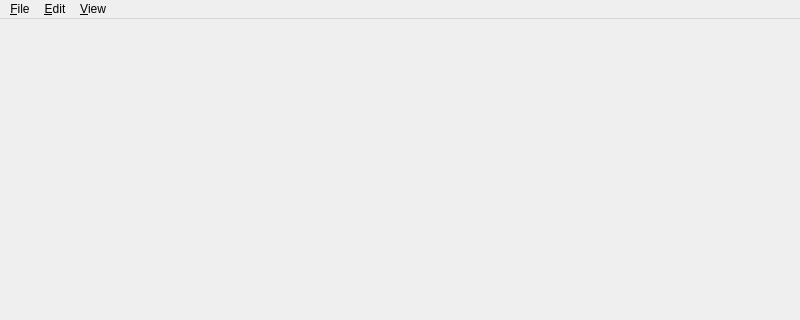
Before: the Qt Designer form mainWindow.ui in auntieNeo/CutePathSim, drawn with Qt 5; both pictures show x 0 to 800 and y 0 to 320 of the 800 by 600 pixel window.
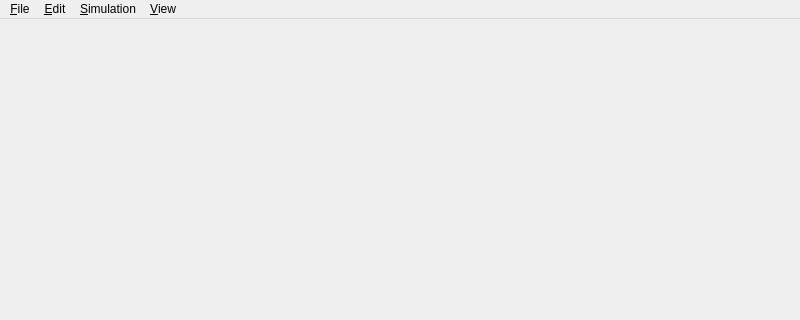
After: the same form once the commit is applied.

Commit message: Simulation run menu option now works.

```diff
--- a/mainWindow.ui
+++ b/mainWindow.ui
@@ -41,8 +41,18 @@
     </property>
     <addaction name="m_addComponent"/>
    </widget>
+   <widget class="QMenu" name="menu_Simulation">
+    <property name="title">
+     <string>&amp;Simulation</string>
+    </property>
+    <addaction name="m_runSimulation"/>
+    <addaction name="m_stopSimulation"/>
+    <addaction name="separator"/>
+    <addaction name="m_stepSimulation"/>
+   </widget>
    <addaction name="menu_File"/>
    <addaction name="menu_Edit"/>
+   <addaction name="menu_Simulation"/>
    <addaction name="m_viewMenu"/>
   </widget>
   <widget class="QStatusBar" name="statusbar"/>
```
Left out of the diff: 15 changed lines with no effect on the pictures. The commit also changes 4 other files.
